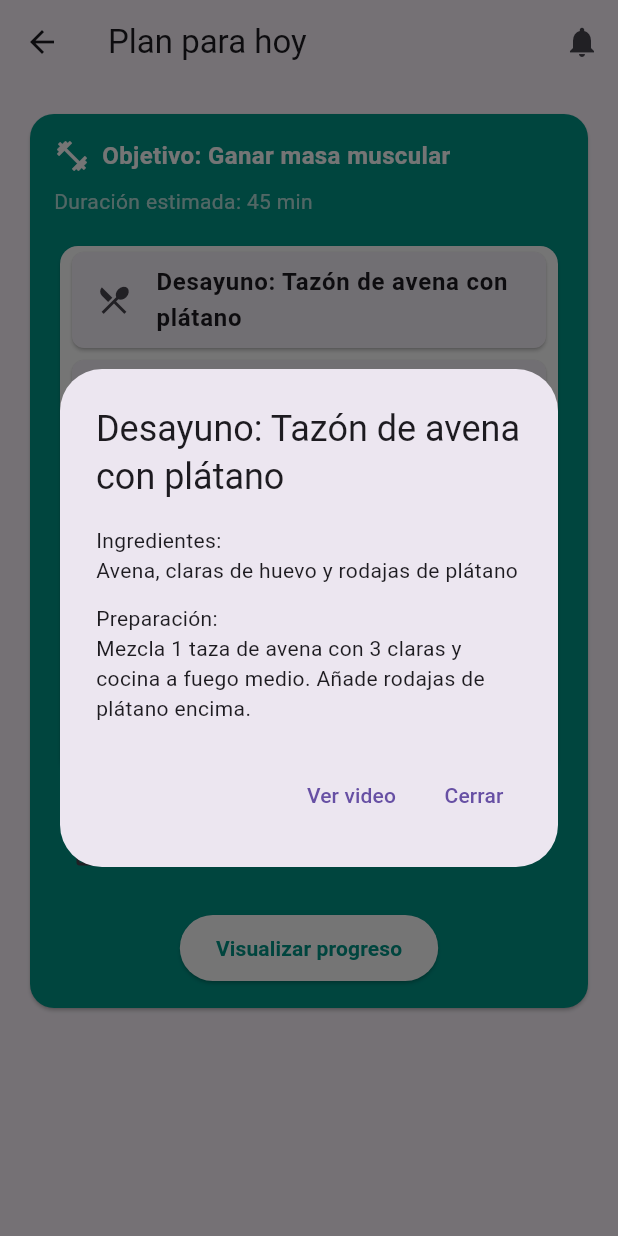
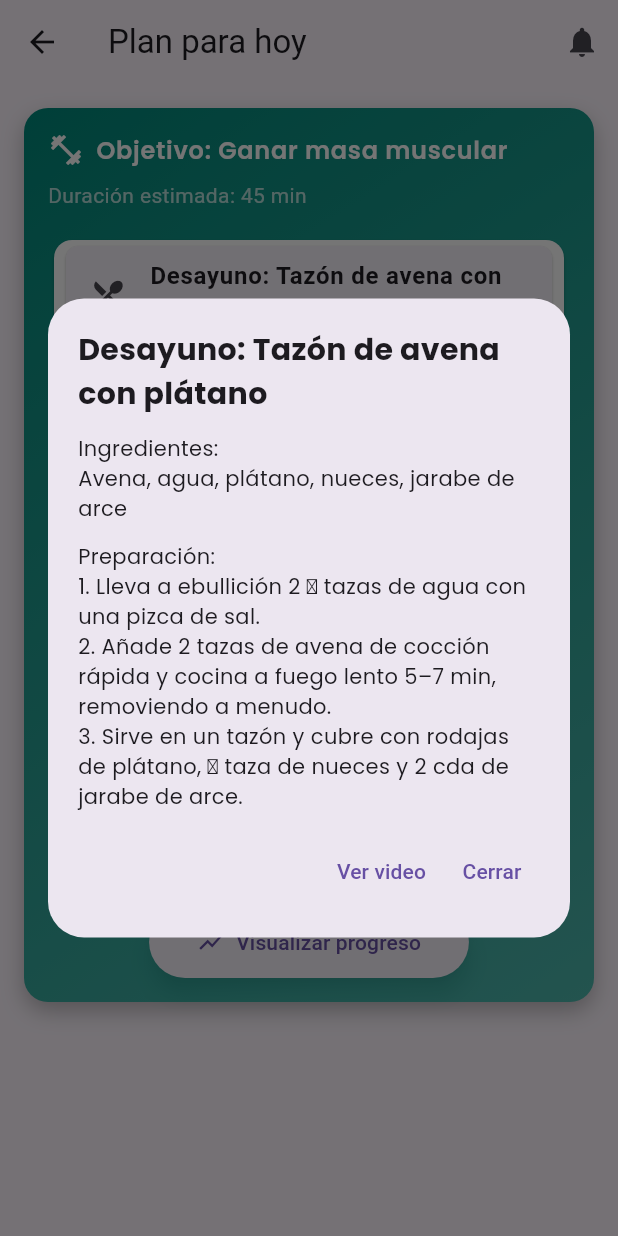
Before and after one commit to HabitsGo-ChfHeroes/habits_go_front, a Flutter app: the DailyPlanScreen screen opened by its route, after a tap on an icon or button, on a phone screen of 412 x 824 dp. Run offline on Flutter 3.47's test engine with Material 3 defaults, Android fonts, the phone set to English and light mode, and no system bars; our stand-ins replace fl_chart, google_fonts, lottie.

Commit message:
refactor: update daily-plan

```diff
--- a/lib/screens/daily_plan_screen.dart
+++ b/lib/screens/daily_plan_screen.dart
@@ -1,6 +1,6 @@
 import 'package:flutter/material.dart';
 import 'package:url_launcher/url_launcher.dart';
-
+import 'package:google_fonts/google_fonts.dart';
 // Modelo de datos para cada comida
 typedef MealType = String; // e.g., Desayuno, Almuerzo
 
@@ -35,40 +35,55 @@ class _DailyPlanScreenState extends State<DailyPlanScreen> {
   Meal(
     type: 'Desayuno',
     dishName: 'Tazón de avena con plátano',
-      ingredients: 'Avena, claras de huevo y rodajas de plátano',
-      preparation: 'Mezcla 1 taza de avena con 3 claras y cocina a fuego medio. Añade rodajas de plátano encima.',
+    ingredients: 'Avena, agua, plátano, nueces, jarabe de arce',
+    preparation: '''
+1. Lleva a ebullición 2 ⅔ tazas de agua con una pizca de sal.
+2. Añade 2 tazas de avena de cocción rápida y cocina a fuego lento 5–7 min, removiendo a menudo.
+3. Sirve en un tazón y cubre con rodajas de plátano, ⅓ taza de nueces y 2 cda de jarabe de arce.''',
     videoUrl: 'https://www.youtube.com/shorts/SMhf7YiN1h0',
   ),
   Meal(
     type: 'Media mañana',
     dishName: 'Yogur con frutos secos',
-      ingredients: 'Yogur natural y mezcla de frutos secos',
-      preparation: 'Sirve 1 vaso de yogur y añade una porción de frutos secos por encima.',
+    ingredients: 'Yogur natural, frutos secos, pasas/dátiles, miel (opcional)',
+    preparation: '''
+1. Coloca 150 g de yogur en un bol.
+2. Añade 2 cda de frutos secos mixtos y 1 cda de pasas o dátiles troceados.
+3. Opcional: rocía 1 cda de miel y espolvorea canela.''',
     videoUrl: 'https://www.youtube.com/shorts/garw6-Ja-vo',
   ),
   Meal(
     type: 'Almuerzo',
     dishName: 'Pollo a la plancha con lentejas',
-      ingredients: 'Pechuga de pollo, lentejas y arroz blanco',
-      preparation: 'Cocina 150g de pechuga a la plancha, sirve con ½ taza de lentejas y ½ taza de arroz.',
+    ingredients: 'Pechuga de pollo, lentejas, arroz, especias',
+    preparation: '''
+1. Marina 150 g de pechuga con aceite, ajo, sal, pimienta, comino y pimentón; reposa 15 min.
+2. Cocina en sartén antiadherente 3–4 min por lado.
+3. Saltea cebolla y ajo, añade ½ taza de lentejas y 1 taza de agua o caldo; cuece 20 min.
+4. Sirve con ½ taza de arroz cocido.''',
     videoUrl: 'https://www.youtube.com/shorts/whMSvJHvFwA',
   ),
   Meal(
     type: 'Merienda',
-      dishName: 'Batido y tostada de aguacate',
-      ingredients: 'Proteína en polvo, pan integral y aguacate',
-      preparation: 'Prepara un batido con proteína y agua. Tuesta pan e unta aguacate.',
+    dishName: 'Batido de proteína y tostada de aguacate',
+    ingredients: 'Proteína en polvo, leche, plátano, aguacate, pan integral, yogur',
+    preparation: '''
+1. Licúa 1 cda de proteína, 200 ml de leche, ½ plátano e hielo.
+2. Machaca ½ aguacate con yogur, limón, sal y pimienta.
+3. Tuesta pan integral y unta la mezcla de aguacate.''',
     videoUrl: 'https://www.youtube.com/shorts/_1j3-Kl7YmE',
   ),
   Meal(
     type: 'Cena',
     dishName: 'Omelet de espinaca',
-      ingredients: 'Huevos y espinacas frescas',
-      preparation: 'Bate 2 huevos, añade espinacas y cocina el omelet en sartén antiadherente.',
+    ingredients: 'Huevos, leche, espinacas, queso, mantequilla',
+    preparation: '''
+1. Bate 2 huevos con 2 cda de leche, sal y pimienta.
+2. Vierte en sartén con mantequilla, añade ½ taza de espinacas y queso.
+3. Dobla y cocina 1–2 min más hasta fundir el queso.''',
     videoUrl: 'https://www.youtube.com/watch?v=Q2U_3CcFjnk',
   ),
 ];
-
 @override
 Widget build(BuildContext context) {
   return Scaffold(
@@ -89,28 +104,46 @@ class _DailyPlanScreenState extends State<DailyPlanScreen> {
     ),
     body: SingleChildScrollView(
       padding: const EdgeInsets.all(16.0),
-        child: Card(
-          color: Colors.teal,
-          shape: RoundedRectangleBorder(
+      child: Container(
+        decoration: BoxDecoration(
+          gradient: LinearGradient(
+            begin: Alignment.topLeft,
+            end: Alignment.bottomRight,
+            colors: [
+              Colors.teal.shade600,
+              Colors.teal.shade300,
+            ],
+          ),
           borderRadius: BorderRadius.circular(16),
+          boxShadow: [
+            BoxShadow(
+              color: Colors.black26,
+              blurRadius: 12,
+              offset: Offset(0, 6),
             ),
-          child: Padding(
+          ],
+        ),
         padding: const EdgeInsets.all(16.0),
         child: Column(
           crossAxisAlignment: CrossAxisAlignment.start,
           children: [
             // Objetivo y duración
             Row(
-                  children: const [
+              children: [
                 Icon(Icons.fitness_center, color: Colors.white),
-                    SizedBox(width: 8),
+                const SizedBox(width: 8),
                 Expanded(
                   child: Text(
                     'Objetivo: Ganar masa muscular',
-                        style: TextStyle(
+                    style: GoogleFonts.poppins(
+                      textStyle: Theme.of(context)
+                          .textTheme
+                          .titleMedium
+                          ?.copyWith(
                             color: Colors.white,
-                          fontSize: 16,
-                          fontWeight: FontWeight.bold,
+                            fontWeight: FontWeight.w600,
+                            letterSpacing: 0.5,
+                          ),
                     ),
                   ),
                 ),
@@ -162,66 +195,68 @@ class _DailyPlanScreenState extends State<DailyPlanScreen> {
             const SizedBox(height: 16),
 
             Center(
-                  child: ElevatedButton(
+              child: ElevatedButton.icon(
+                icon: Icon(Icons.show_chart),
+                label: Text('Visualizar progreso'),
                 style: ElevatedButton.styleFrom(
-                      backgroundColor: Colors.white,
-                      foregroundColor: Colors.teal,
-                      padding: const EdgeInsets.symmetric(horizontal: 24, vertical: 12),
-                      shape: RoundedRectangleBorder(
-                        borderRadius: BorderRadius.circular(24),
+                  padding: const EdgeInsets.symmetric(
+                      vertical: 14, horizontal: 32),
+                  shape: StadiumBorder(),
+                  elevation: 6,
+                  shadowColor: Colors.teal.withOpacity(0.4),
                 ),
-                    ),
-                    onPressed: () {
-                      Navigator.pushNamed(context, "progress");
-                    },
-                    child: const Text(
-                      "Visualizar progreso",
-                      style: TextStyle(fontWeight: FontWeight.bold),
-                    ),
+                onPressed: () =>
+                    Navigator.pushNamed(context, 'progress'),
               ),
             ),
           ],
         ),
       ),
     ),
-      ),
   );
 }
+
 
   void _showMealDialog(BuildContext context, Meal meal) {
 showDialog(
   context: context,
-      builder: (_) => AlertDialog(
-        title: Text('${meal.type}: ${meal.dishName}'),
-        content: SingleChildScrollView(
+  builder: (_) => Dialog(
+    shape: RoundedRectangleBorder(borderRadius: BorderRadius.circular(24)),
+    elevation: 16,
+    insetPadding: EdgeInsets.symmetric(horizontal: 32, vertical: 24),
+    child: Padding(
+      padding: const EdgeInsets.all(20),
       child: Column(
+        mainAxisSize: MainAxisSize.min,
         crossAxisAlignment: CrossAxisAlignment.start,
         children: [
-              Text('Ingredientes:\n${meal.ingredients}'),
+          Text('${meal.type}: ${meal.dishName}',
+            style: GoogleFonts.poppins(
+              fontSize: 20, fontWeight: FontWeight.bold
+            )),
           const SizedBox(height: 12),
-              Text('Preparación:\n${meal.preparation}'),
+          Text('Ingredientes:\n${meal.ingredients}',
+            style: GoogleFonts.poppins()),
+          const SizedBox(height: 12),
+          Text('Preparación:\n${meal.preparation}',
+            style: GoogleFonts.poppins()),
+          const SizedBox(height: 16),
+          Row(
+            mainAxisAlignment: MainAxisAlignment.end,
+            children: [
+              TextButton(
+                onPressed: () => launchUrl(Uri.parse(meal.videoUrl)),
+                child: Text('Ver video'),
+              ),
+              TextButton(
+                onPressed: () => Navigator.pop(context),
+                child: Text('Cerrar'),
+              ),
+            ],
+          )
         ],
       ),
     ),
-        actions: [
-          TextButton(
-            onPressed: () async {
-              final uri = Uri.parse(meal.videoUrl);
-              if (await canLaunchUrl(uri)) {
-                await launchUrl(uri, mode: LaunchMode.platformDefault);
-              } else {
-                ScaffoldMessenger.of(context).showSnackBar(
-                  const SnackBar(content: Text('No se pudo abrir el vídeo.'))
-                );
-              }
-            },
-            child: const Text('Ver video'),
-          ),
-          TextButton(
-            onPressed: () => Navigator.pop(context),
-            child: const Text('Cerrar'),
-          ),
-        ],
   ),
 );
   }
--- a/pubspec.yaml
+++ b/pubspec.yaml
@@ -12,6 +12,7 @@ dependencies:
   lottie: ^3.3.1
   fl_chart: ^0.71.0
   url_launcher: ^6.3.1
+  google_fonts: ^4.0.3
 
 dev_dependencies:
   flutter_test:
```
Also changed, not shown: pubspec.lock, 1 other file. Lines whose indentation alone changed are shown as unchanged.
